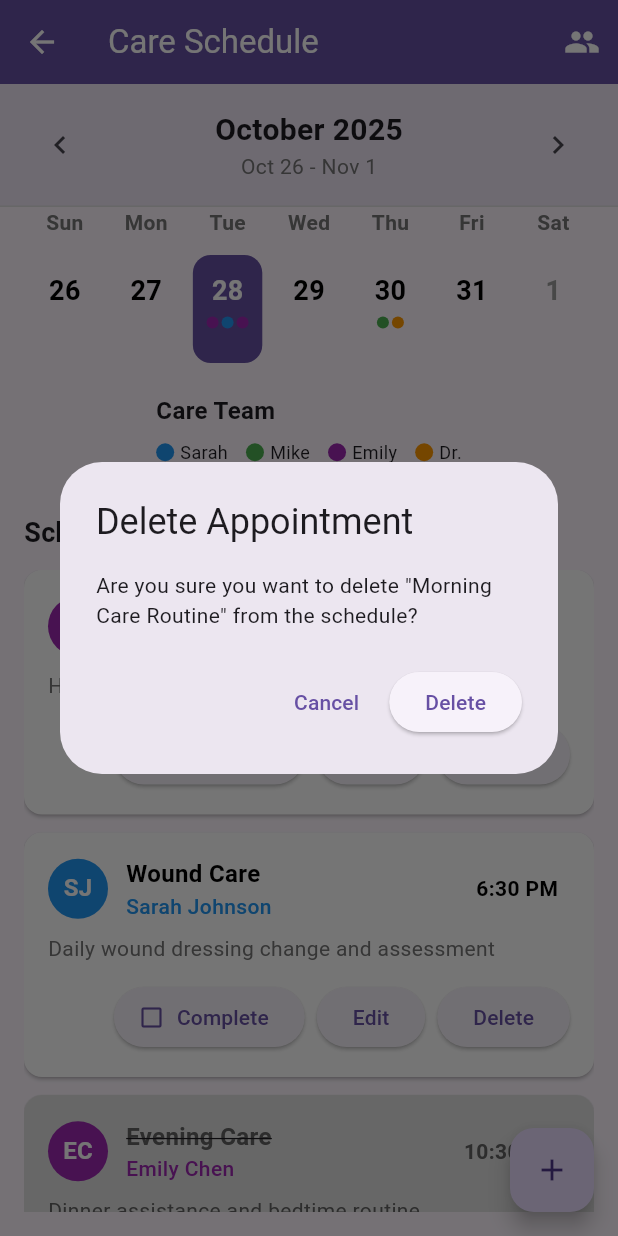
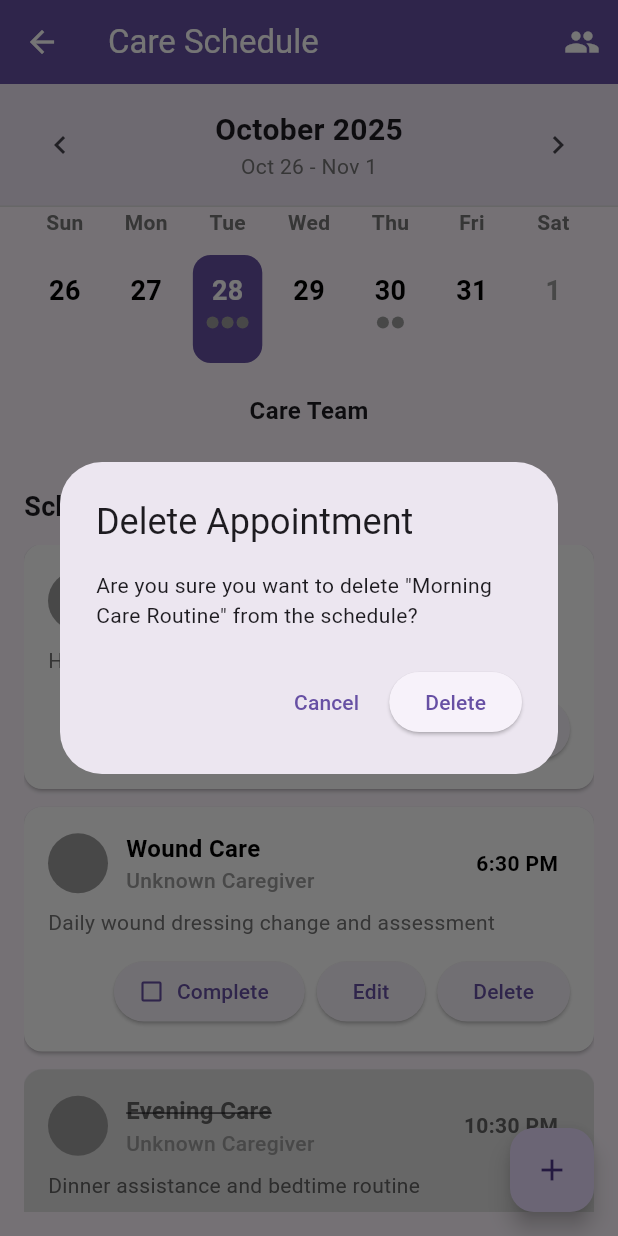
Before and after one commit to amartin217/careSyncApp, a Flutter app: the CalendarPage screen opened directly, after a tap on "Delete", on a phone screen of 412 x 824 dp. Run offline on Flutter 3.47's test engine with Material 3 defaults, Android fonts, the phone set to English and light mode, and no system bars; our stand-ins replace supabase_flutter; accounts and stored records are empty; network calls fail.

Commit message:
implemented ability to fetch caregivers from backend

```diff
--- a/test_app/lib/models/caregiver.dart
+++ b/test_app/lib/models/caregiver.dart
@@ -1,21 +1,16 @@
 import 'package:flutter/material.dart';
+
+// note: I got rid of role, phone, email, and avatar. If we want these, we
+// need to edit profile table
 
 class Caregiver {
   final String id;
   final String name;
-  final String role;
-  final String phone;
-  final String email;
   final Color color;
-  final String avatar; // Initials for avatar
 
   Caregiver({
     required this.id,
     required this.name,
-    required this.role,
-    required this.phone,
-    required this.email,
     required this.color,
-    required this.avatar,
   });
 }
--- a/test_app/lib/pages/calendar_page.dart
+++ b/test_app/lib/pages/calendar_page.dart
@@ -2,6 +2,9 @@
 import 'package:flutter/material.dart';
 import '../models/appointment.dart';
 import '../models/caregiver.dart';
+import 'package:supabase_flutter/supabase_flutter.dart';
+
+final supabase = Supabase.instance.client;
 
 class CalendarPage extends StatefulWidget {
   const CalendarPage({super.key});
@@ -13,46 +16,7 @@ class CalendarPage extends StatefulWidget {
 class _CalendarPageState extends State<CalendarPage> {
   DateTime selectedDate = DateTime.now();
 
-  // Sample caregivers
-  List<Caregiver> caregivers = [
-    Caregiver(
-      id: '1',
-      name: 'Sarah Johnson',
-      role: 'Primary Nurse',
-      phone: '(555) 123-4567',
-      email: 'sarah.j@caregiving.com',
-      color: Colors.blue,
-      avatar: 'SJ',
-    ),
-    Caregiver(
-      id: '2',
-      name: 'Mike Rodriguez',
-      role: 'Physical Therapist',
-      phone: '(555) 234-5678',
-      email: 'mike.r@therapy.com',
-      color: Colors.green,
-      avatar: 'MR',
-    ),
-    Caregiver(
-      id: '3',
-      name: 'Emily Chen',
-      role: 'Home Health Aide',
-      phone: '(555) 345-6789',
-      email: 'emily.c@homecare.com',
-      color: Colors.purple,
-      avatar: 'EC',
-    ),
-    Caregiver(
-      id: '4',
-      name: 'Dr. Williams',
-      role: 'Primary Physician',
-      phone: '(555) 456-7890',
-      email: 'dr.williams@clinic.com',
-      color: Colors.orange,
-      avatar: 'DW',
-    ),
-  ];
-
+  List<Caregiver> caregivers = [];
   // Sample appointments assigned to caregivers
   List<CaregiverAppointment> appointments = [
     CaregiverAppointment(
@@ -110,6 +74,73 @@ class _CalendarPageState extends State<CalendarPage> {
         appointments.add(event);
       });
     }
+
+  @override
+  void initState() {
+    super.initState();
+    // _loadAppointments(); // Safe to call here because Supabase is already initialized
+    _loadCaregivers();
+  }
+
+Future<List<Caregiver>> fetchCaregivers(bool isPatient) async {
+  final supabase = Supabase.instance.client;
+  final currentUser = supabase.auth.currentUser!;
+
+  List<Map<String, dynamic>> response;
+  print("isPatient: $isPatient");
+  if (isPatient) {
+    // If current user is a patient, fetch caregivers linked to them
+    response = await supabase
+        .from('CareRelation')
+        .select('user_id')
+        .eq('patient_id', currentUser.id);
+  } else {
+    // If current user is a caregiver, first fetch their patient_id
+    final relation = await supabase
+        .from('CareRelation')
+        .select('patient_id')
+        .eq('user_id', currentUser.id)
+        .maybeSingle();
+
+    if (relation == null) {
+      response = [];
+    } else {
+      final patientId = relation['patient_id'];
+      response = await supabase
+          .from('CareRelation')
+          .select('user_id, profile:user_id (name)')
+          .eq('patient_id', patientId);
+    }
+  }
+  print("number of caregivers: ${response.length}");
+
+  final formatted_caregivers = response.map((row) => Caregiver(
+    id: row['user_id'],
+    name: row['profile']?['name'] ?? '',
+    color: Colors.blue,
+  )).toList();
+  return formatted_caregivers;
+}
+
+Future<void> _loadCaregivers() async {
+  final currentUser = Supabase.instance.client.auth.currentUser!;
+  final profile = await Supabase.instance.client
+      .from('Profile')
+      .select('is_patient')
+      .eq('user_id', currentUser.id)
+      .maybeSingle();
+
+  final isPatient = profile?['is_patient'] ?? false;
+
+  List<Caregiver> fetchedCaregivers = await fetchCaregivers(isPatient);
+  final names = caregivers.map((c) => c.name).join(', ');
+  print("Caregiver names: $names");
+
+  setState(() {
+    caregivers = fetchedCaregivers;
+  });
+}
+
 
 
   @override
@@ -400,13 +431,13 @@ class _CalendarPageState extends State<CalendarPage> {
               CircleAvatar(
                 radius: 20,
                 backgroundColor: caregiver?.color ?? Colors.grey,
-                child: Text(
-                  caregiver?.avatar ?? '?',
-                  style: TextStyle(
-                    color: Colors.white,
-                    fontWeight: FontWeight.bold,
-                  ),
-                ),
+                // child: Text(
+                  // caregiver?.avatar ?? '?',
+                  // style: TextStyle(
+                  //   color: Colors.white,
+                  //   fontWeight: FontWeight.bold,
+                  // ),
+                // ),
               ),
               SizedBox(width: 12),
               Expanded(
@@ -580,10 +611,10 @@ class _CalendarPageState extends State<CalendarPage> {
               return ListTile(
                 leading: CircleAvatar(
                   backgroundColor: caregiver.color,
-                  child: Text(caregiver.avatar, style: TextStyle(color: Colors.white)),
+                  // child: Text(caregiver.avatar, style: TextStyle(color: Colors.white)),
                 ),
                 title: Text(caregiver.name),
-                subtitle: Text(caregiver.role),
+                // subtitle: Text(caregiver.role),
               );
             },
           ),
```
